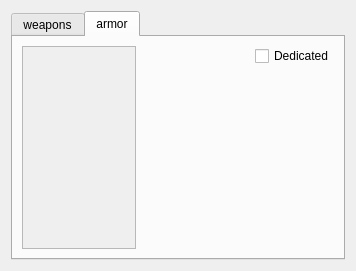
First picture: the form in ui/ui_ItemWidget.ui, repository Kamduis/SoulCreator, before the edit.
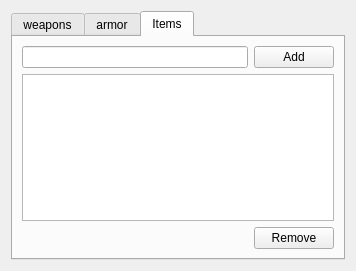
Second picture: the form after the edit.

Diff of the .ui file:
```diff
--- a/ui/ui_ItemWidget.ui
+++ b/ui/ui_ItemWidget.ui
@@ -17,7 +17,7 @@
    <item>
     <widget class="QTabWidget" name="tabWidget">
      <property name="currentIndex">
-      <number>1</number>
+      <number>2</number>
      </property>
      <widget class="QWidget" name="weapons">
       <attribute name="title">
@@ -171,27 +171,34 @@
          </property>
         </spacer>
        </item>
+      </layout>
+     </widget>
+     <widget class="QWidget" name="items">
+      <attribute name="title">
+       <string>Items</string>
+      </attribute>
+      <layout class="QVBoxLayout" name="verticalLayout_7">
        <item>
-        <layout class="QVBoxLayout" name="verticalLayout_6">
-         <item>
-          <widget class="QCheckBox" name="checkBox_armorDedicated">
+        <layout class="QGridLayout" name="gridLayout">
+         <item row="0" column="0">
+          <widget class="QLineEdit" name="lineEdit_newItem"/>
+         </item>
+         <item row="0" column="1">
+          <widget class="QPushButton" name="pushButton_addItem">
            <property name="text">
-            <string>Dedicated</string>
+            <string>Add</string>
            </property>
           </widget>
          </item>
-         <item>
-          <spacer name="verticalSpacer_4">
-           <property name="orientation">
-            <enum>Qt::Vertical</enum>
+         <item row="1" column="0" colspan="2">
+          <widget class="QListWidget" name="listWidget_items"/>
+         </item>
+         <item row="2" column="1">
+          <widget class="QPushButton" name="pushButton_removeItem">
+           <property name="text">
+            <string>Remove</string>
            </property>
-           <property name="sizeHint" stdset="0">
-            <size>
-             <width>20</width>
-             <height>40</height>
-            </size>
-           </property>
-          </spacer>
+          </widget>
          </item>
         </layout>
        </item>
```
Left out of the diff: 24 changed lines with no effect on the pictures.
